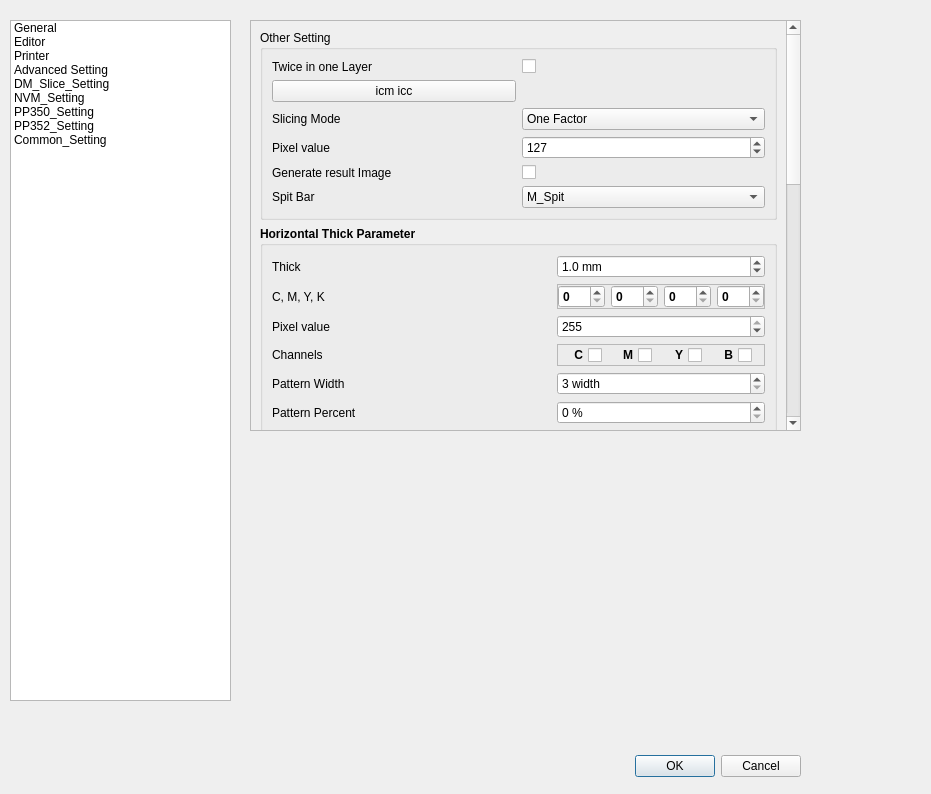
The window that bcpware/src/bcpware/ui/setting_UI.ui (peterstoneee/BCPware_skt) describes before a commit, drawn with Qt 5.
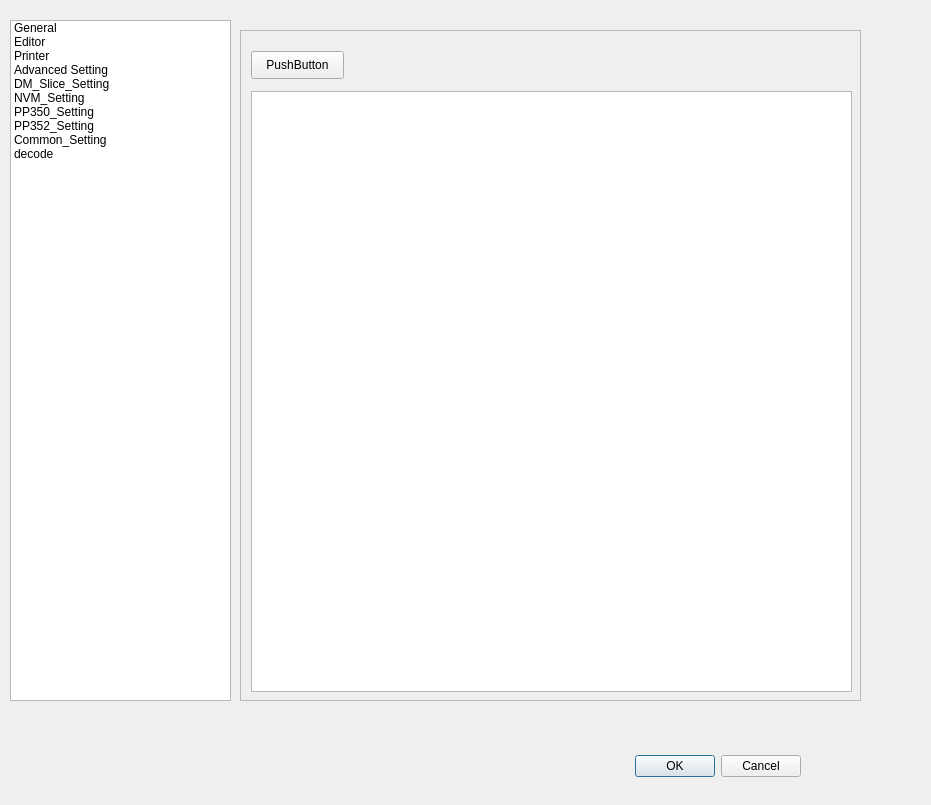
The same window after the commit. Icons and pictures are not drawn.

Commit message: Add encrypt and decrypt parameter and bcpware filesystem

What changed in the file:
```diff
--- a/bcpware/src/bcpware/ui/setting_UI.ui
+++ b/bcpware/src/bcpware/ui/setting_UI.ui
@@ -7,7 +7,7 @@
     <x>0</x>
     <y>0</y>
     <width>931</width>
-    <height>794</height>
+    <height>805</height>
    </rect>
   </property>
   <property name="sizePolicy">
@@ -120,6 +120,11 @@
      <string>Common_Setting</string>
     </property>
    </item>
+   <item>
+    <property name="text">
+     <string>decode</string>
+    </property>
+   </item>
   </widget>
   <widget class="QStackedWidget" name="stackedWidget">
    <property name="geometry">
@@ -131,7 +136,7 @@
     </rect>
    </property>
    <property name="currentIndex">
-    <number>4</number>
+    <number>9</number>
    </property>
    <widget class="QWidget" name="general_page">
     <widget class="QFrame" name="frame_12">
@@ -2891,7 +2896,7 @@
       <property name="geometry">
        <rect>
         <x>0</x>
-        <y>-329</y>
+        <y>0</y>
         <width>528</width>
         <height>1065</height>
        </rect>
@@ -4831,6 +4836,57 @@
      </item>
     </layout>
    </widget>
+   <widget class="QWidget" name="page">
+    <widget class="QScrollArea" name="scrollArea_7">
+     <property name="geometry">
+      <rect>
+       <x>0</x>
+       <y>10</y>
+       <width>621</width>
+       <height>671</height>
+      </rect>
+     </property>
+     <property name="widgetResizable">
+      <bool>true</bool>
+     </property>
+     <widget class="QWidget" name="scrollAreaWidgetContents_5">
+      <property name="geometry">
+       <rect>
+        <x>0</x>
+        <y>0</y>
+        <width>619</width>
+        <height>669</height>
+       </rect>
+      </property>
+      <widget class="QTextEdit" name="decodeText">
+       <property name="geometry">
+        <rect>
+         <x>10</x>
+         <y>60</y>
+         <width>601</width>
+         <height>601</height>
+        </rect>
+       </property>
+       <property name="readOnly">
+        <bool>true</bool>
+       </property>
+      </widget>
+      <widget class="QPushButton" name="open_encryptFile">
+       <property name="geometry">
+        <rect>
+         <x>10</x>
+         <y>20</y>
+         <width>93</width>
+         <height>28</height>
+        </rect>
+       </property>
+       <property name="text">
+        <string>PushButton</string>
+       </property>
+      </widget>
+     </widget>
+    </widget>
+   </widget>
   </widget>
  </widget>
  <resources/>
```
Left out of the diff: 10 changed lines with no effect on the pictures. The commit also changes 28 other files.
